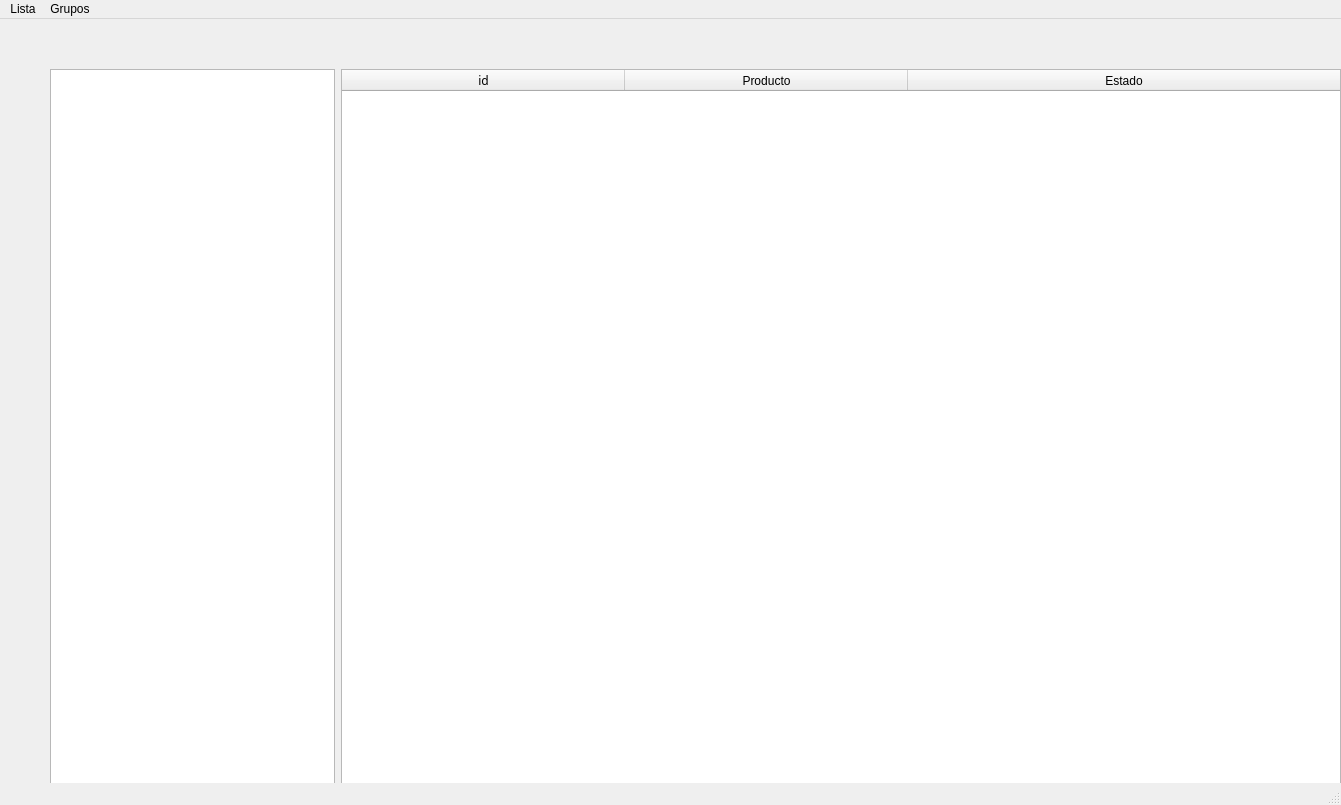
The window that formulario.ui (pacomun/pyqt_compras) describes before a commit, drawn with Qt 5.
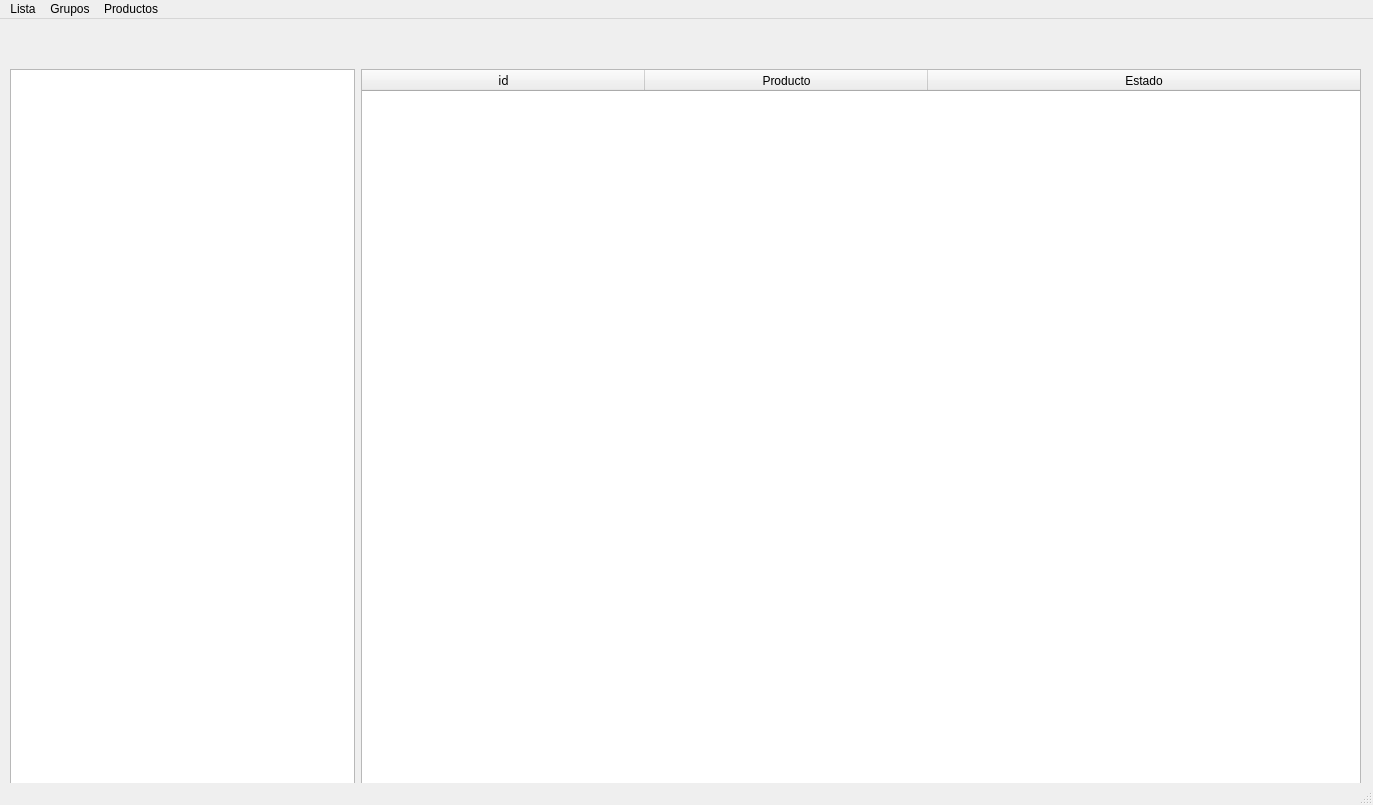
The same window after the commit.

Commit message: Añadido menú Productos, con funciones nuevo y borrar elemento.

Patch:
```diff
--- a/formulario.ui
+++ b/formulario.ui
@@ -6,7 +6,7 @@
    <rect>
     <x>0</x>
     <y>0</y>
-    <width>1341</width>
+    <width>1373</width>
     <height>805</height>
    </rect>
   </property>
@@ -17,9 +17,9 @@
    <widget class="QWidget" name="horizontalLayoutWidget_2">
     <property name="geometry">
      <rect>
-      <x>50</x>
+      <x>10</x>
       <y>50</y>
-      <width>1291</width>
+      <width>1351</width>
       <height>781</height>
      </rect>
     </property>
@@ -120,8 +120,8 @@
     <rect>
      <x>0</x>
      <y>0</y>
-     <width>1341</width>
-     <height>26</height>
+     <width>1373</width>
+     <height>39</height>
     </rect>
    </property>
    <widget class="QMenu" name="menuLista">
@@ -137,8 +137,16 @@
     <addaction name="menu_nuevo_grupo"/>
     <addaction name="menu_borrar_grupo"/>
    </widget>
+   <widget class="QMenu" name="menuProductos">
+    <property name="title">
+     <string>Productos</string>
+    </property>
+    <addaction name="menu_nuevo_producto"/>
+    <addaction name="menu_borrar_producto"/>
+   </widget>
    <addaction name="menuLista"/>
    <addaction name="menuGrupos"/>
+   <addaction name="menuProductos"/>
   </widget>
   <widget class="QStatusBar" name="statusbar"/>
   <action name="menu_limpiar_lista">
```
Left out of the diff: 20 changed lines with no effect on the pictures. The commit also changes 1 other file.
